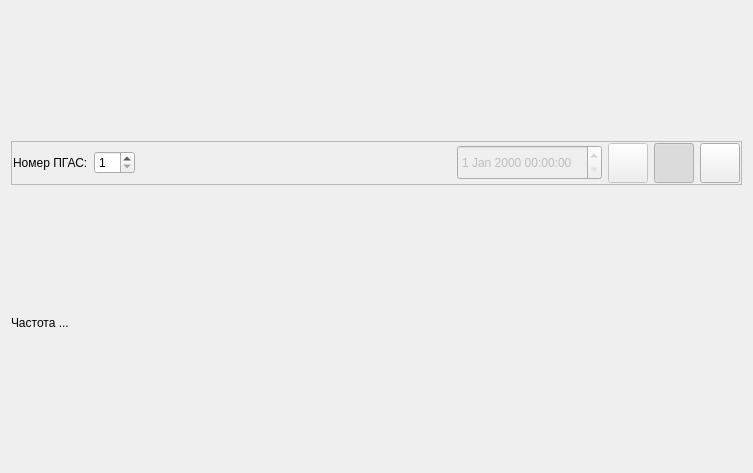
Qt form src/Indicators/ui/ShPIndicator.ui (alexvrn/rmo) before a commit.
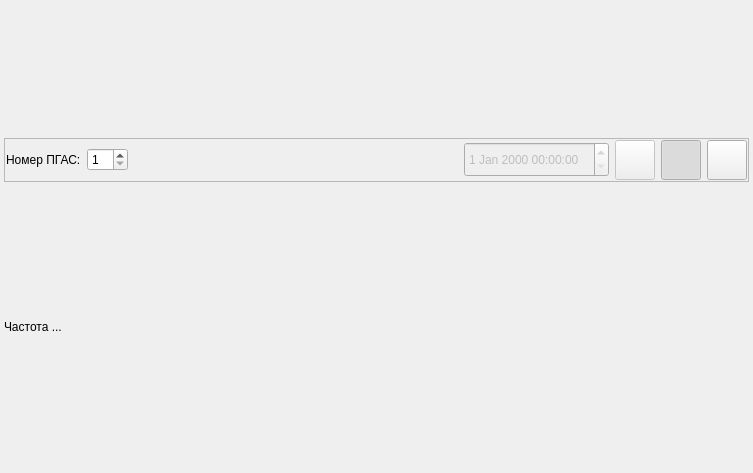
The same form after that commit. Icons and pictures are not drawn.

Commit message: Правки интерфейса

Patch:
```diff
--- a/src/Indicators/ui/ShPIndicator.ui
+++ b/src/Indicators/ui/ShPIndicator.ui
@@ -17,6 +17,18 @@
    <property name="spacing">
     <number>1</number>
    </property>
+   <property name="leftMargin">
+    <number>4</number>
+   </property>
+   <property name="topMargin">
+    <number>1</number>
+   </property>
+   <property name="rightMargin">
+    <number>4</number>
+   </property>
+   <property name="bottomMargin">
+    <number>1</number>
+   </property>
    <item>
     <widget class="QFrame" name="frame">
      <property name="sizePolicy">
```
Left out of the diff: 6 changed lines with no effect on the pictures. The commit also changes 6 other files.
